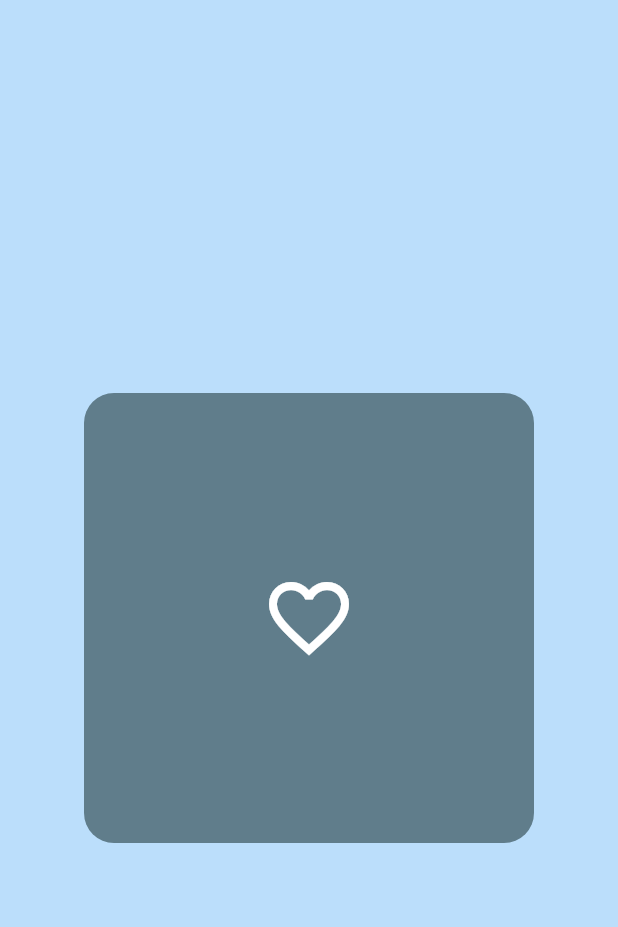
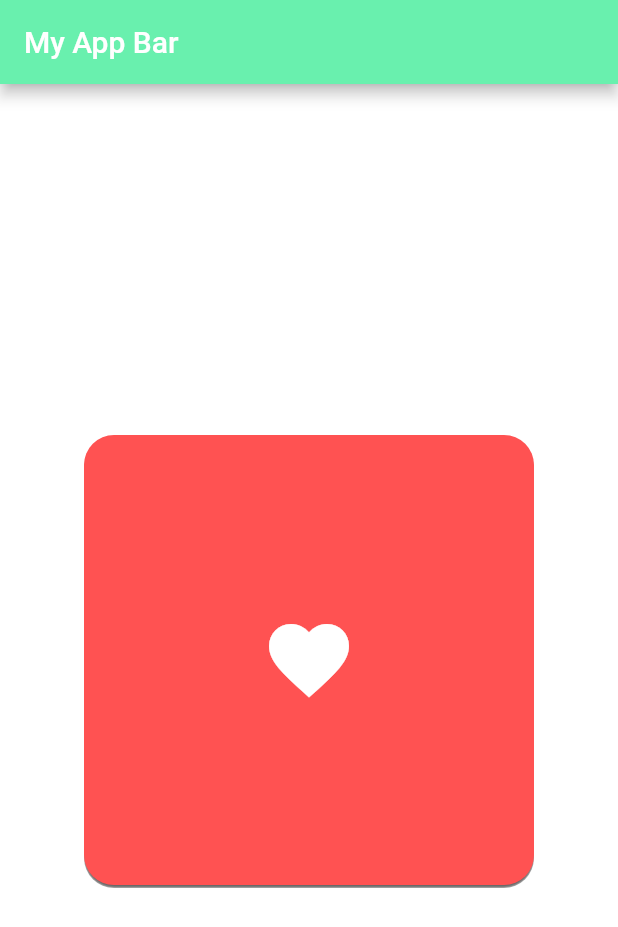
Before and after one commit to Ashokpal24/Flutter_hello_world, a Flutter app: the screen it shows after launch, on a phone screen of 412 x 824 dp. Shown: the top 927 px of the screen. Run offline on Flutter 3.47's test engine with Material 2 defaults, Android fonts, the phone set to English and light mode, and no system bars.

```diff
--- a/lib/main.dart
+++ b/lib/main.dart
@@ -9,14 +9,25 @@ class MyApp extends StatelessWidget {
     return MaterialApp(
       debugShowCheckedModeBanner: false,
       home: Scaffold(
-        backgroundColor: Colors.blue[100],
+        backgroundColor: Colors.white,
+        appBar: AppBar(
+          title: Text("My App Bar"),
+          backgroundColor: Colors.greenAccent,
+        ),
         body: Center(
             child: Container(
                 height: 300,
                 width: 300,
                 padding: EdgeInsets.all(25),
                 decoration: BoxDecoration(
-                    color: Colors.blueGrey,
+                    color: Colors.redAccent,
+                    boxShadow: [
+                      BoxShadow(
+                          offset: Offset(0.0, 2.0),
+                          blurRadius: 1.0,
+                          blurStyle: BlurStyle.inner,
+                          color: Color(0xff626060))
+                    ],
                     borderRadius: BorderRadius.circular(20)),
                 // child: Text("Ashok",
                 //     style: TextStyle(
@@ -24,7 +35,7 @@ class MyApp extends StatelessWidget {
                 //         fontSize: 28,
                 //         fontWeight: FontWeight.bold)),
                 child: Icon(
-                  Icons.favorite_border,
+                  Icons.favorite,
                   color: Colors.white,
                   size: 64,
                 ))),
```
